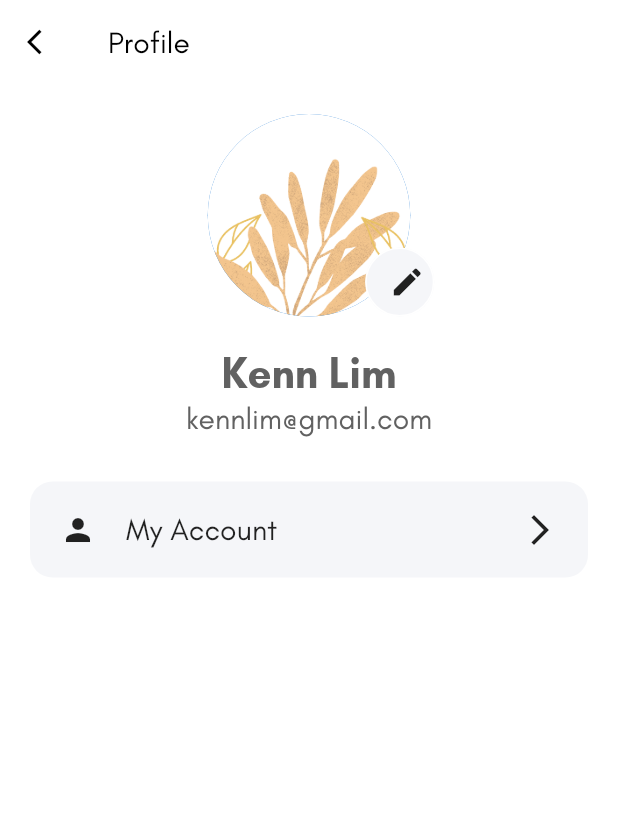
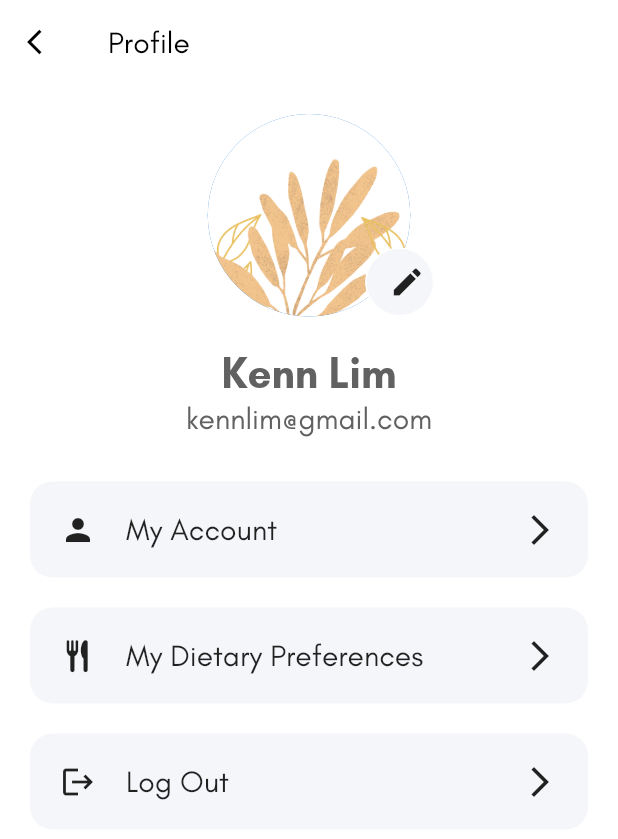
Before and after one commit to josephinehemingway/CZ2006_HealthyFoodGoWhere, a Flutter app: the Profile screen opened directly, on a phone screen of 412 x 824 dp. Shown: the top 839 px of the screen. Run offline on Flutter 3.47's test engine with Material 2 defaults, Android fonts, the phone set to English and light mode, and no system bars; our stand-ins replace simple_animations.

Commit message:
added logout

```diff
--- a/lib/animation.dart
+++ b/lib/animation.dart
@@ -1,11 +1,11 @@
 import 'package:flutter/material.dart';
 import 'package:simple_animations/simple_animations.dart';
 
-class FadeAnimation extends StatelessWidget {
+class FadeAnimation_Y extends StatelessWidget {
   final double delay;
   final Widget child;
 
-  FadeAnimation(this.delay, this.child);
+  FadeAnimation_Y(this.delay, this.child);
 
   @override
   Widget build(BuildContext context) {
--- a/lib/main.dart
+++ b/lib/main.dart
@@ -1,5 +1,6 @@
 import 'package:flutter/material.dart';
 import 'package:flutter/widgets.dart';
+import 'package:flutter_app/routes.dart';
 import 'package:flutter_app/theme.dart';
 import 'package:flutter_app/widgets/bottomNavBar.dart';
 import 'animation.dart';
@@ -13,5 +14,7 @@ void main() => runApp(
     theme: theme(),
     debugShowCheckedModeBanner: false,
     home: BottomNavBar(),
+    routes: routes,
+
   )
 );
--- a/lib/routes.dart
+++ b/lib/routes.dart
@@ -1,6 +1,7 @@
 import 'package:flutter/widgets.dart';
 import 'package:flutter_app/screens/Eateries/EateriesListPage.dart';
 import 'package:flutter_app/screens/Home/HomePage.dart';
+import 'package:flutter_app/screens/Login/LoginPage.dart';
 import 'package:flutter_app/screens/Profile/Profile.dart';
 import 'package:flutter_app/screens/Recipe/RecipesListPage.dart';
 
@@ -8,5 +9,6 @@ final Map<String, WidgetBuilder> routes = {
   HomePage.routeName: (context) => HomePage(),
   HealthyEateries.routeName: (context) => HealthyEateries(),
   HealthyRecipes.routeName: (context) => HealthyRecipes(),
-  Profile.routeName: (context) => Profile()
+  Profile.routeName: (context) => Profile(),
+  LoginPage.routeName: (context) => LoginPage()
 };
--- a/lib/screens/Profile/ProfilePic.dart
+++ b/lib/screens/Profile/ProfilePic.dart
@@ -15,7 +15,7 @@ class ProfilePic extends StatelessWidget {
         overflow: Overflow.visible,
         children: [
           CircleAvatar(
-            backgroundImage: AssetImage("images/loginbottom.png"),
+            backgroundImage: AssetImage("images/loginbottom.png"), //profile pic
           ),
           Positioned(
             right: -16,
--- a/lib/screens/Profile/body.dart
+++ b/lib/screens/Profile/body.dart
@@ -1,6 +1,8 @@
 import 'package:flutter/material.dart';
 import 'package:flutter_app/screens/Profile/ProfileMenu.dart';
 import 'package:flutter_app/screens/Profile/ProfilePic.dart';
+import 'package:flutter_app/widgets/my_flutter_app_icons.dart';
+import '../../animation.dart';
 
 
 class Body extends StatelessWidget {
@@ -10,23 +12,41 @@ class Body extends StatelessWidget {
       padding: EdgeInsets.symmetric(vertical: 20),
       child: Column(
         children: [
-          ProfilePic(),
+        FadeAnimation_Y(1,ProfilePic()),
           SizedBox(height: 20),
-          Text("Kenn Lim", style: TextStyle(
+        FadeAnimation_Y(1,Text("Kenn Lim", style: TextStyle( //name
               fontSize: 28,
               fontWeight: FontWeight.bold
-          ),),
+          ),)),
           SizedBox(height: 2),
-          Text("kennlim@gmail.com", style: TextStyle(
+        FadeAnimation_Y(1,Text("kennlim@gmail.com", style: TextStyle( //email
               fontSize: 20,
-          ),),
+          ),)),
           SizedBox(height: 20),
 
-          ProfileMenu(
+          // FadeAnimation_Y(1,Text("Preferences", style: TextStyle( //name
+          //     fontSize: 28,
+          //     fontWeight: FontWeight.bold
+          // ),)),
+
+        FadeAnimation_Y(1,ProfileMenu(
             text: "My Account",
             icon: Icon(Icons.person),
             press: () => {},
-          ),
+          )),
+          FadeAnimation_Y(1,ProfileMenu(
+            text: "My Dietary Preferences",
+            icon: Icon(MyFlutterApp.cutlery),
+            press: () => {},
+          )),
+          FadeAnimation_Y(1,ProfileMenu(
+            text: "Log Out",
+            icon: Icon(Icons.logout),
+            press: () => {
+              Navigator.pop(context),
+              Navigator.pushNamed(context, '/login')
+            },
+          )),
         ],
       ),
     );
```
Also changed, not shown: lib/screens/Home/HomePage.dart (+6 -6 lines), lib/screens/Login/body.dart (+7 -7 lines), lib/theme.dart (+27 -0 lines).
